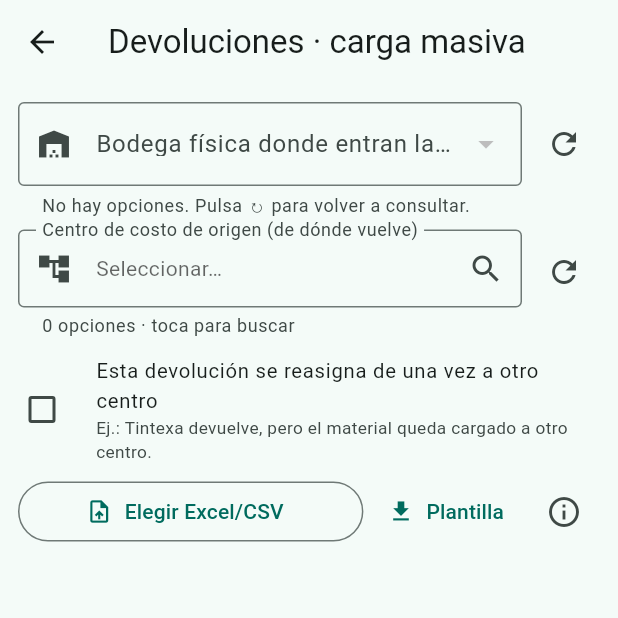
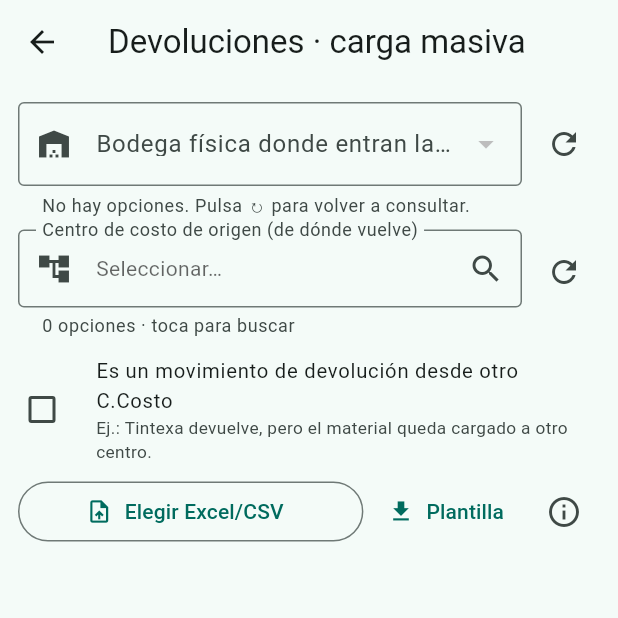
Before and after one commit to jagilren/inventario-proplas, a Flutter app: the DevolucionesPage screen opened directly, on a phone screen of 412 x 824 dp, the top half of it. Run offline on Flutter 3.47's test engine with Material 3 defaults, Android fonts, the phone set to English and light mode, and no system bars; our stand-ins replace connectivity_plus, csv, file_picker, image_picker, shared_preferences, supabase_flutter; missing offline and left inert: dart:html, excel, file_saver, mobile_scanner; accounts and stored records are empty; network calls fail.

Commit message:
Corregir texto de la casilla de reasignacion de centro
"Esta devolucion se reasigna a otro centro" -> "Es un movimiento de
devolucion desde otro C.Costo", en Entrada individual y Devoluciones
masivas.

Co-Authored-By: Claude Opus 5 <noreply@anthropic.com>

```diff
--- a/lib/screens/devoluciones_page.dart
+++ b/lib/screens/devoluciones_page.dart
@@ -370,7 +370,7 @@ class _DevolucionesPageState extends State<DevolucionesPage> {
               contentPadding: EdgeInsets.zero,
               controlAffinity: ListTileControlAffinity.leading,
               title: const Text(
-                  'Esta devolución se reasigna de una vez a otro centro',
+                  'Es un movimiento de devolución desde otro C.Costo',
                   style: TextStyle(fontSize: 13.5)),
               subtitle: const Text(
                   'Ej.: Tintexa devuelve, pero el material queda cargado '
--- a/lib/screens/movimiento_page.dart
+++ b/lib/screens/movimiento_page.dart
@@ -476,7 +476,8 @@ class _MovimientoPageState extends State<MovimientoPage> {
               dense: true,
               contentPadding: EdgeInsets.zero,
               controlAffinity: ListTileControlAffinity.leading,
-              title: const Text('Esta devolución se reasigna a otro centro',
+              title: const Text(
+                  'Es un movimiento de devolución desde otro C.Costo',
                   style: TextStyle(fontSize: 13.5)),
               subtitle: const Text(
                   'Ej.: Tintexa devuelve, pero el material queda cargado '
```
